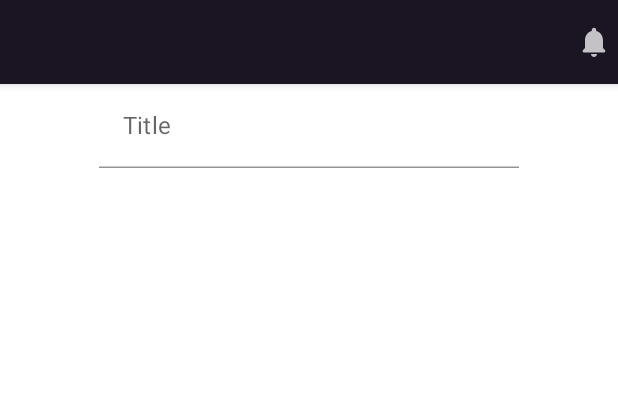
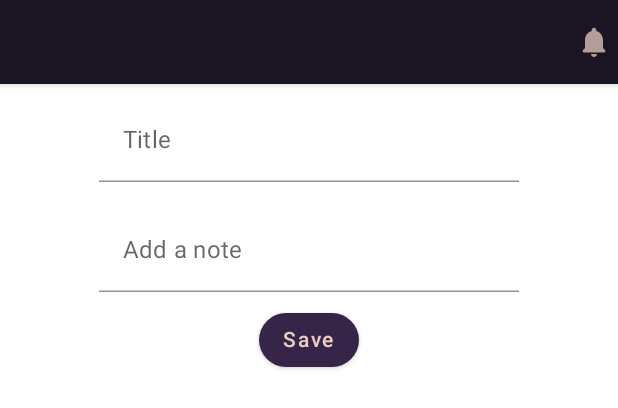
Before and after one commit to kingslayer1312/NoteApp, an Android app built with Jetpack Compose: the @Preview function NoteAppScreenPreview, on a phone screen of 412 x 824 dp. Shown: the top 408 px of the screen. Run offline under Robolectric (Android 15) with nearby library versions, the phone set to English and light mode, and no system bars.

Commit message:
Added a few more stuff

```diff
--- a/app/src/main/java/com/hrishi/noteapp/MainActivity.kt
+++ b/app/src/main/java/com/hrishi/noteapp/MainActivity.kt
@@ -10,6 +10,7 @@ import androidx.compose.material.Text
 import androidx.compose.runtime.Composable
 import androidx.compose.ui.Modifier
 import androidx.compose.ui.tooling.preview.Preview
+import com.hrishi.noteapp.screen.NoteAppScreen
 import com.hrishi.noteapp.ui.theme.NoteAppTheme
 
 class MainActivity : ComponentActivity() {
@@ -22,7 +23,7 @@ class MainActivity : ComponentActivity() {
                     modifier = Modifier.fillMaxSize(),
                     color = MaterialTheme.colors.background
                 ) {
-
+                    NoteAppScreen(notes = emptyList(), onAddNote = {}, onRemoveNote = {})
                 }
             }
         }
--- a/app/src/main/java/com/hrishi/noteapp/components/NoteComponents.kt
+++ b/app/src/main/java/com/hrishi/noteapp/components/NoteComponents.kt
@@ -1,16 +1,17 @@
 package com.hrishi.noteapp.components
 
+import androidx.compose.foundation.shape.CircleShape
 import androidx.compose.foundation.text.KeyboardActions
 import androidx.compose.foundation.text.KeyboardOptions
-import androidx.compose.material.Text
-import androidx.compose.material.TextField
-import androidx.compose.material.TextFieldDefaults
+import androidx.compose.material.*
 import androidx.compose.runtime.Composable
 import androidx.compose.ui.ExperimentalComposeUiApi
 import androidx.compose.ui.Modifier
 import androidx.compose.ui.graphics.Color
 import androidx.compose.ui.platform.LocalSoftwareKeyboardController
+import androidx.compose.ui.res.colorResource
 import androidx.compose.ui.text.input.ImeAction
+import com.hrishi.noteapp.R
 
 @OptIn(ExperimentalComposeUiApi::class)
 @Composable
@@ -41,5 +42,24 @@ fun NoteInputText(
         }),
         modifier = modifier
     )
+}
 
+@Composable
+fun NoteButton(
+    modifier: Modifier = Modifier,
+    text: String,
+    onClick: () -> Unit,
+    enabled: Boolean = true
+) {
+    Button(
+        onClick = onClick,
+        shape = CircleShape,
+        enabled = enabled,
+        colors = ButtonDefaults.buttonColors(
+            backgroundColor = colorResource(id = R.color.darkPurple),
+            contentColor = colorResource(id = R.color.paleDogwood)
+        ),
+        modifier = modifier) {
+            Text(text)
+    }
 }
--- a/app/src/main/java/com/hrishi/noteapp/screen/NoteAppScreen.kt
+++ b/app/src/main/java/com/hrishi/noteapp/screen/NoteAppScreen.kt
@@ -3,32 +3,36 @@ package com.hrishi.noteapp.screen
 import androidx.compose.foundation.layout.Column
 import androidx.compose.foundation.layout.fillMaxWidth
 import androidx.compose.foundation.layout.padding
-import androidx.compose.material.Icon
-import androidx.compose.material.Text
-import androidx.compose.material.TextField
-import androidx.compose.material.TopAppBar
+import androidx.compose.material.*
 import androidx.compose.material.icons.Icons
 import androidx.compose.material.icons.rounded.Notifications
-import androidx.compose.runtime.Composable
+import androidx.compose.runtime.*
 import androidx.compose.ui.Alignment
 import androidx.compose.ui.Modifier
 import androidx.compose.ui.graphics.Color
+import androidx.compose.ui.res.colorResource
 import androidx.compose.ui.res.stringResource
 import androidx.compose.ui.tooling.preview.Preview
 import androidx.compose.ui.unit.dp
 import com.hrishi.noteapp.R
+import com.hrishi.noteapp.components.NoteButton
 import com.hrishi.noteapp.components.NoteInputText
-
-//colors
-val raisinBlack = Color(0xFF1A1423)
-val darkPurple = Color(0xFF372549)
-val eggplant = Color(0xFF774C60)
-val redwood = Color(0xFFB75D69)
-val paleDogwood = Color(0xFFEACDC2)
+import com.hrishi.noteapp.model.Note
 
 @Composable
-fun NoteAppScreen() {
-    Column(modifier = Modifier.padding(0.dp)) {
+fun NoteAppScreen(
+    notes: List<Note>,
+    onAddNote: (Note) -> Unit,
+    onRemoveNote: (Note) -> Unit
+) {
+    var title by remember {
+        mutableStateOf("")
+    }
+    var description by remember {
+        mutableStateOf("")
+    }
+
+    Column(modifier = Modifier.padding(0.dp),) {
         TopAppBar(title = {
             Text(text = stringResource(id = R.string.app_name))
         },
@@ -36,13 +40,39 @@ fun NoteAppScreen() {
                 Icon(imageVector = Icons.Rounded.Notifications,
                     contentDescription = "Icon")
             },
-            backgroundColor = raisinBlack,
-            contentColor = Color.White
+            backgroundColor = colorResource(id = R.color.raisinBlack),
+            contentColor = colorResource(id = R.color.paleDogwood)
         )
 
         Column(modifier = Modifier.fillMaxWidth(),
         horizontalAlignment = Alignment.CenterHorizontally) {
-            NoteInputText(text = "", label = "Title", onTextChange = {})
+            NoteInputText(
+                modifier = Modifier.padding(top = 9.dp, bottom = 8.dp),
+                text = title,
+                label = "Title",
+                onTextChange = {
+                    if (it.all { char ->
+                            char.isLetter() || char.isWhitespace()
+                        }) title = it
+                })
+            NoteInputText(
+                modifier = Modifier.padding(top = 9.dp, bottom = 8.dp),
+                text = description,
+                label = "Add a note",
+                onTextChange = {
+                    if (it.all { char ->
+                            char.isLetter() || char.isWhitespace()
+                        }) description = it
+                })
+            NoteButton(
+                text = "Save",
+                onClick = {
+                    if (title.isNotEmpty() && description.isNotEmpty()){
+                        // save or add to list
+                        title = ""
+                        description = ""
+                    }
+            })
         }
     }
 }
@@ -50,5 +80,5 @@ fun NoteAppScreen() {
 @Preview(showBackground = true)
 @Composable
 fun NoteAppScreenPreview() {
-    NoteAppScreen()
+    NoteAppScreen(notes = emptyList(), onAddNote = {}, onRemoveNote = {})
 }
--- a/app/src/main/res/values/colors.xml
+++ b/app/src/main/res/values/colors.xml
@@ -7,4 +7,10 @@
     <color name="teal_700">#FF018786</color>
     <color name="black">#FF000000</color>
     <color name="white">#FFFFFFFF</color>
+    <color name="raisinBlack">#FF1A1423</color>
+    <color name="darkPurple">#FF372549</color>
+    <color name="eggplant">#FF774C60</color>
+    <color name="redwood">#FFB75D69</color>
+    <color name="paleDogwood">#FFEACDC2</color>
+
 </resources>
```
Also changed, not shown: app/src/main/java/com/hrishi/noteapp/data/NoteData.kt (added, +20 -0 lines), app/src/main/java/com/hrishi/noteapp/model/Note.kt (added, +11 -0 lines).
